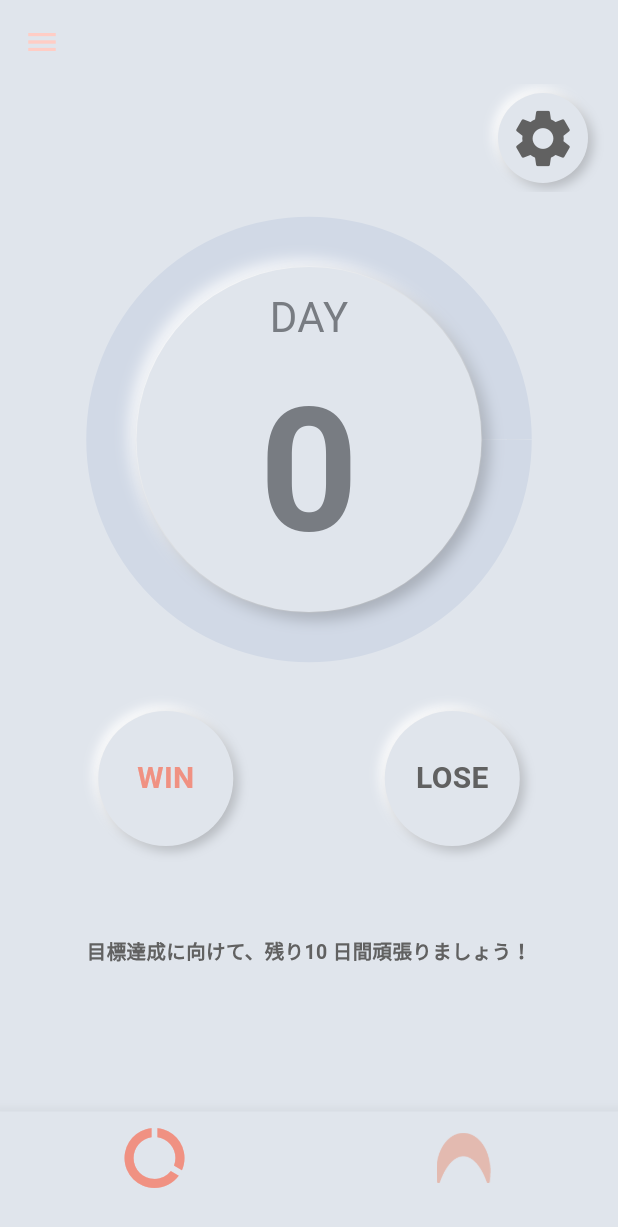
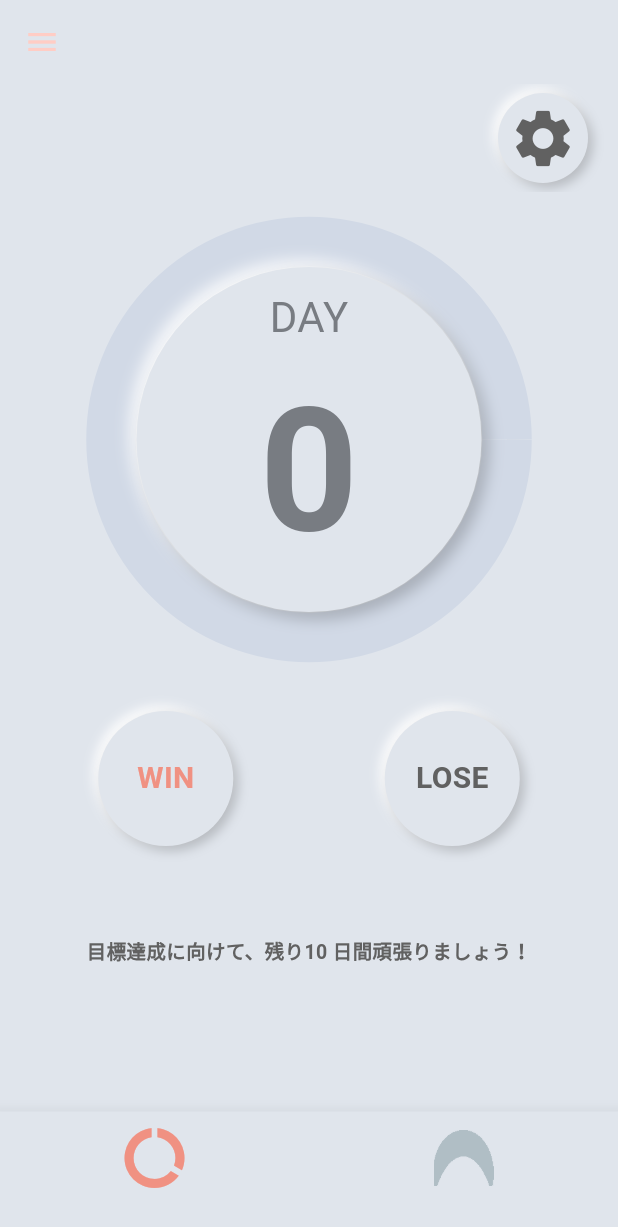
Before and after one commit to mknifish/nailgrow_flutter, a Flutter app: the MyHomePage screen opened directly, on a phone screen of 412 x 824 dp. Shown: the top 1227 px of the screen. Run offline on Flutter 3.47's test engine with Material 3 defaults, Android fonts, the phone set to English and light mode, and no system bars; our stand-ins replace firebase_core, shared_preferences; accounts and stored records are empty; generated files the repository leaves out were written again.

Commit message:
ボトムナビ色変更

```diff
--- a/lib/screens/my_home_page.dart
+++ b/lib/screens/my_home_page.dart
@@ -49,7 +49,7 @@ class _MyHomePageState extends State<MyHomePage> {
         onTap: _onTabTapped,
         backgroundColor: _currentIndex == 1 ? Color(0xFFFFCDC5) : AppTheme.primaryColor,
         selectedItemColor: _currentIndex == 1 ? Color(0xFFE0E5EC) : AppTheme.accentColor,
-        unselectedItemColor: AppTheme.shadowDarkColor,
+        unselectedItemColor: const Color(0xFFB0BEC5),
         items: [
           BottomNavigationBarItem(
             icon: Icon(
@@ -62,11 +62,11 @@ class _MyHomePageState extends State<MyHomePage> {
           BottomNavigationBarItem(
             icon: Image.asset(
               'assets/img/icon_gray.png',
-              width: 36,
-              height: 36,
+              width: 40,
+              height: 40,
             ),
             activeIcon: Image.asset(
-              'assets/img/icon_white.png',
+              'assets/img/icon_pink.png',
               width: 36,
               height: 36,
             ),
```
Also changed, not shown: assets/img/icon_gray.png, assets/img/icon_pink.png (added), 1 other file.
